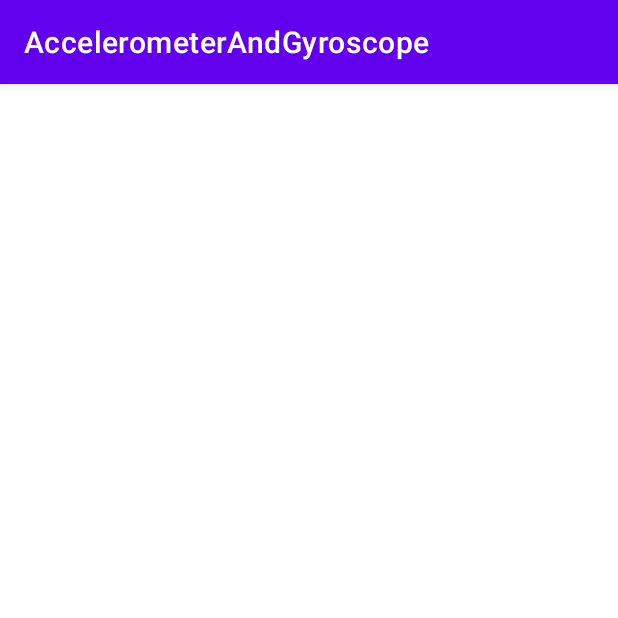
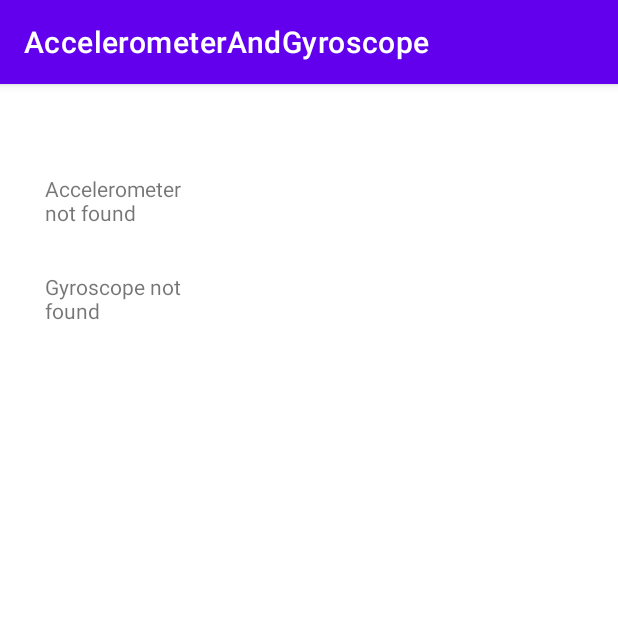
Before and after one commit to isabela-dominguez/AccelerometerAndGyroscope, an Android app: the screen it shows after launch (MainActivity), on a phone screen of 412 x 824 dp, the top half of it. Run offline under Robolectric (Android 15) with nearby library versions, the light colour scheme and no system bars.

Commit message:
Gyroscope and accelerometer reader working

```diff
--- a/app/src/main/java/com/example/accelerometerandgyroscope/MainActivity.java
+++ b/app/src/main/java/com/example/accelerometerandgyroscope/MainActivity.java
@@ -12,7 +12,6 @@ import android.util.Log;
 import android.widget.TextView;
 
 public class MainActivity extends AppCompatActivity implements SensorEventListener{
-
     private static final String TAG = "MainActivity";
     private SensorManager sensorManager;
 
@@ -34,32 +33,64 @@ public class MainActivity extends AppCompatActivity implements SensorEventListen
         zValue = (TextView) findViewById(R.id.zValue);
 
         //gyroscope
-        xGyroValue = (TextView) findViewById(R.id.xValue);
-        yGyroValue = (TextView) findViewById(R.id.yValue);
-        zGyroValue = (TextView) findViewById(R.id.zValue);
+        xGyroValue = (TextView) findViewById(R.id.xGyroValue);
+        yGyroValue = (TextView) findViewById(R.id.yGyroValue);
+        zGyroValue = (TextView) findViewById(R.id.zGyroValue);
 
 
         //getting log on console
         Log.d(TAG, "onCreate: Init sensor services");
 
-        //sensor mangements
+        //sensor mangements and setting sensor type
         sensorManager = (SensorManager) getSystemService(Context.SENSOR_SERVICE);
 
         accelerometer = sensorManager.getDefaultSensor(Sensor.TYPE_ACCELEROMETER);
+        mGyro = sensorManager.getDefaultSensor(Sensor.TYPE_GYROSCOPE);
 
-        sensorManager.registerListener((SensorEventListener) this, accelerometer, SensorManager.SENSOR_DELAY_NORMAL);
+        //checking if sensors are available in device
+        if(accelerometer != null){
+            sensorManager.registerListener((SensorEventListener) this, accelerometer, SensorManager.SENSOR_DELAY_NORMAL);
+            //logging on terminal
+            Log.d(TAG, "onCreate: registerd accelerometer listener");
+        }else {
+            xValue.setText("Accelerometer not found");
 
-        //logging on terminal
-        Log.d(TAG, "onCreate: registerd accelerometer listener");
+        }
+
+        if(mGyro != null){
+            sensorManager.registerListener((SensorEventListener) this, mGyro, SensorManager.SENSOR_DELAY_NORMAL);
+            //logging on terminal
+            Log.d(TAG, "onCreate: registered gyroscope listener");
+        }else {
+            xGyroValue.setText("Gyroscope not found");
+        }
+
+
     }
 
     @Override
     public void onSensorChanged(SensorEvent sensorEvent) {
-        Log.d(TAG, "onSensorChanged: x: "+ sensorEvent.values[0] + "   Y:" +  sensorEvent.values[1] +"    z:" +  sensorEvent.values[2] ) ;
+        Sensor sensor = sensorEvent.sensor;
 
-        xValue.setText("xValue: " + sensorEvent.values[0]);
-        yValue.setText("yValue: " + sensorEvent.values[1]);
-        zValue.setText("zValue: " + sensorEvent.values[2]);
+        if(sensor.getType() == Sensor.TYPE_ACCELEROMETER) {
+            //read accelerometer values
+            Log.d(TAG, "onSensorChanged: x: " + sensorEvent.values[0] + "   Y:" + sensorEvent.values[1] + "    z:" + sensorEvent.values[2]);
+
+            xValue.setText("xValue: " + sensorEvent.values[0]);
+            yValue.setText("yValue: " + sensorEvent.values[1]);
+            zValue.setText("zValue: " + sensorEvent.values[2]);
+        }
+        else if(sensor.getType() == Sensor.TYPE_GYROSCOPE){
+            //read accelerometer values
+            Log.d(TAG, "onSensorChanged: x: " + sensorEvent.values[0] + "   Y:" + sensorEvent.values[1] + "    z:" + sensorEvent.values[2]);
+
+            xGyroValue.setText("xGyroValue: " + sensorEvent.values[0]);
+            yGyroValue.setText("yGyroValue: " + sensorEvent.values[1]);
+            zGyroValue.setText("zGyroValue: " + sensorEvent.values[2]);
+        }
+
+
+
 
     }
 
```
